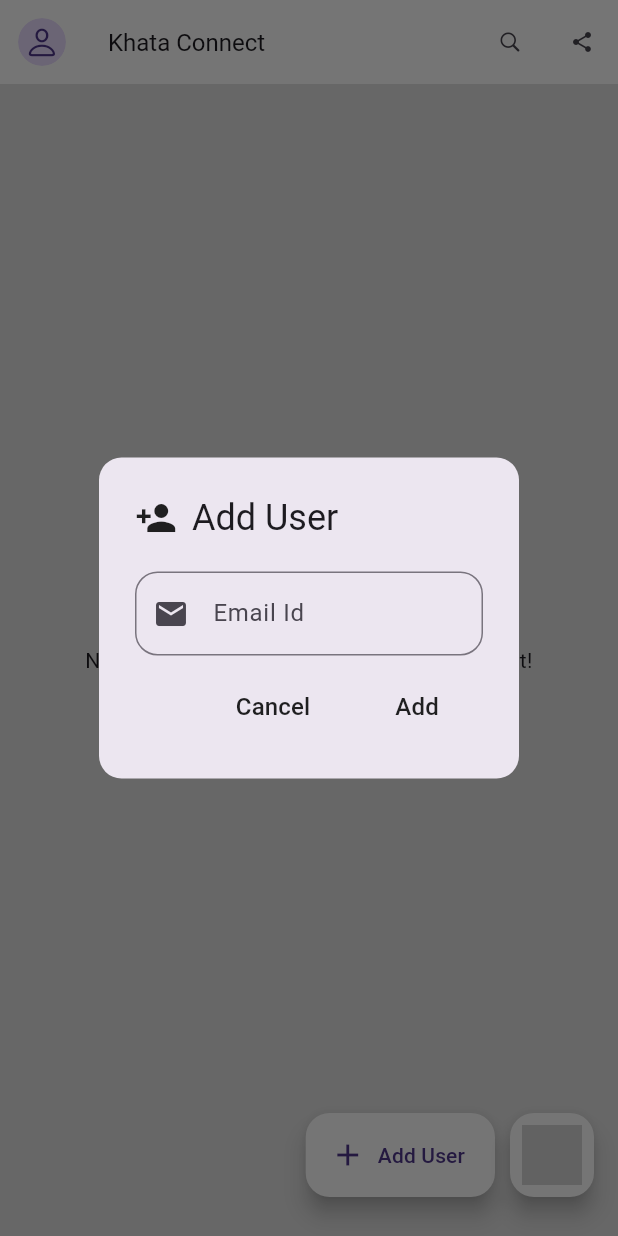
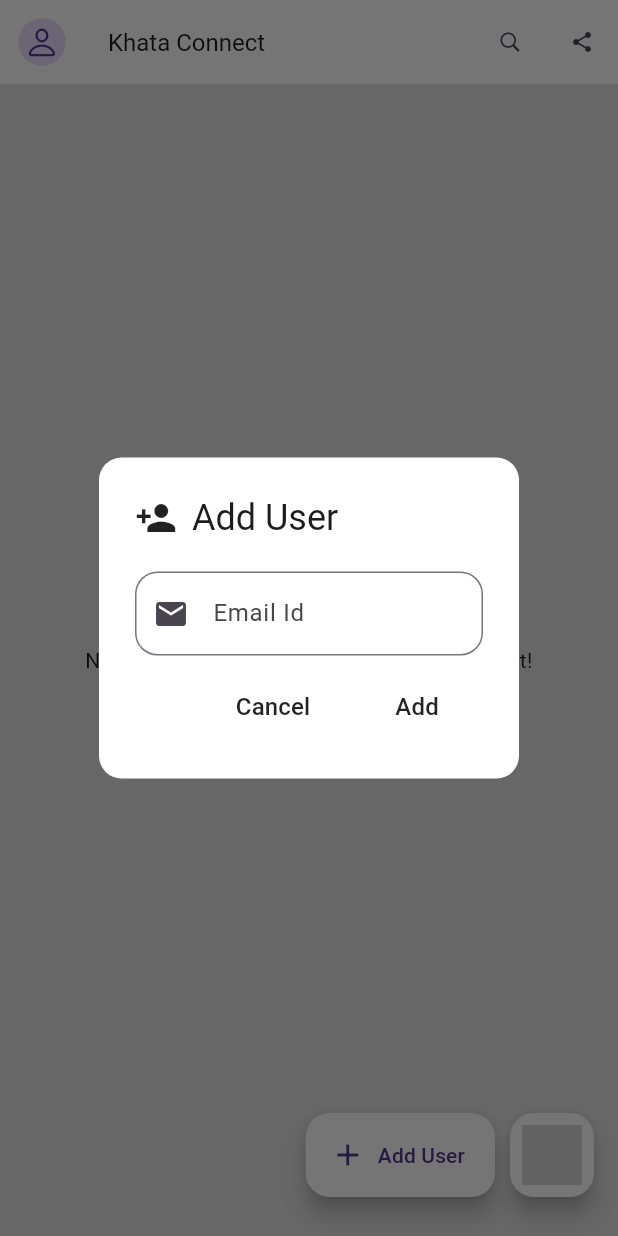
Before and after one commit to offfahad/khata-connect-chatting-app, a Flutter app: the MessageScreen screen opened directly, after a tap on "Add User", on a phone screen of 412 x 824 dp. Run offline on Flutter 3.47's test engine with Material 3 defaults, Android fonts, the light colour scheme and no system bars; drawn by our look-alikes of cached_network_image; our stand-ins replace cloud_firestore, emoji_picker_flutter, firebase_auth, firebase_core, firebase_messaging, firebase_storage and 9 more; missing offline and left inert: flutter_notification_channel, gallery_saver_updated; accounts and stored records are empty; network calls fail; key blocks and very long unbroken strings in the code were emptied for the run.

Commit message:
rebuild-fix

```diff
--- a/lib/onClould/commentCard.dart
+++ b/lib/onClould/commentCard.dart
@@ -178,12 +178,15 @@
 
   void _showBottomSheet(BuildContext context, bool isCurrentUser) {
     showModalBottomSheet(
+      backgroundColor: Colors.white,
       context: context,
       builder: (BuildContext context) {
         return SafeArea(
+
           child: Padding(
             padding: const EdgeInsets.all(8.0),
             child: Wrap(
+
               children: isCurrentUser
                   ? [
                       ListTile(
@@ -271,6 +274,7 @@
       context: context,
       builder: (BuildContext context) {
         return AlertDialog(
+          backgroundColor: Colors.white,
           title: const Text('Edit Comment'),
           content: TextField(
             controller: _controller,
--- a/lib/screens/messages/messages_screen.dart
+++ b/lib/screens/messages/messages_screen.dart
@@ -3,13 +3,13 @@
 import 'package:flutter/cupertino.dart';
 import 'package:flutter/material.dart';
 import 'package:flutter/services.dart';
+import 'package:flutter_notifications/main.dart';
 import 'package:lottie/lottie.dart';
 import 'package:provider/provider.dart';
 import 'package:share/share.dart';
 
 import '../../api/apis.dart';
 import '../../helpers/dialogs.dart';
-import '../../main.dart';
 import '../../models/chat_user.dart';
 import '../../providers/my_theme_provider.dart';
 import '../../widgets/chat_user_card.dart';
@@ -17,7 +17,7 @@
 import '../chatbot/ai_screen.dart';
 import '../userProfile/profile_screen.dart';
 
-//home screen -- where all available contacts are shown
+// Home screen where all available contacts are shown
 class MessageScreen extends StatefulWidget {
   const MessageScreen({super.key});
 
@@ -26,12 +26,12 @@
 }
 
 class _MessageScreenState extends State<MessageScreen> {
-  // for storing all users
+  // For storing all users
   List<ChatUser> _list = [];
 
-  // for storing searched items
+  // For storing searched items
   final List<ChatUser> _searchList = [];
-  // for storing search status
+  // For storing search status
   bool _isSearching = false;
 
   @override
@@ -39,9 +39,7 @@
     super.initState();
     APIs.getSelfInfo();
 
-    //for updating user active status according to lifecycle events
-    //resume -- active or online
-    //pause  -- inactive or offline
+    // Updating user active status according to lifecycle events
     SystemChannels.lifecycle.setMessageHandler((message) {
       log('Message: $message');
 
@@ -63,61 +61,31 @@
     final themeStatus = Provider.of<MyThemeProvider>(context);
 
     return GestureDetector(
-      //for hiding keyboard when a tap is detected on screen
-
-      onTap: FocusScope.of(context).unfocus,
-      child: PopScope(
-        // onWillPop: () {
-        //   if (_isSearching) {
-        //     setState(() {
-        //       _isSearching = !_isSearching;
-        //     });
-        //     return Future.value(false);
-        //   } else {
-        //     return Future.value(true);
-        //   }
-        // },
-
-        //if search is on & back button is pressed then close search
-        //or else simple close current screen on back button click
-        canPop: false,
-        onPopInvoked: (_) {
-          if (_isSearching) {
-            setState(() => _isSearching = !_isSearching);
-            return;
-          }
-
-          // some delay before pop
-          Future.delayed(
-              const Duration(milliseconds: 300), SystemNavigator.pop);
-        },
-
-        //
+      // For hiding keyboard when a tap is detected on screen
       child: Scaffold(
-          //app bar
+        // App bar
         appBar: AppBar(
-            //view profile
           leading: IconButton(
             tooltip: 'View Profile',
             onPressed: () {
               Navigator.push(
                 context,
                 MaterialPageRoute(
-                        builder: (_) => ProfileScreen(user: APIs.me)));
+                  builder: (_) => ProfileScreen(user: APIs.me),
+                ),
+              );
             },
             icon: const ProfileImage(size: 32),
           ),
-
-            //title
           title: _isSearching
               ? TextField(
                   decoration: const InputDecoration(
-                        border: InputBorder.none, hintText: 'Name, Email, ...'),
+                    border: InputBorder.none,
+                    hintText: 'Name, Email, ...',
+                  ),
                   autofocus: true,
                   style: const TextStyle(fontSize: 17, letterSpacing: 0.5),
-                    //when search text changes then updated search list
                   onChanged: (val) {
-                      //search logic
                     _searchList.clear();
 
                     val = val.toLowerCase();
@@ -128,7 +96,7 @@
                         _searchList.add(i);
                       }
                     }
-                      setState(() => _searchList);
+                    setState(() {});
                   },
                 )
               : const Text(
@@ -136,7 +104,6 @@
                   style: TextStyle(fontSize: 16),
                 ),
           actions: [
-              //search user button
             IconButton(
               tooltip: 'Search',
               onPressed: () => setState(() => _isSearching = !_isSearching),
@@ -145,17 +112,6 @@
                   : CupertinoIcons.search),
               iconSize: 16,
             ),
-
-              //add new user
-              // IconButton(
-              //   onPressed: () {
-              //     themeStatus.setTheme = !themeStatus.themeType;
-              //   },
-              //   icon: Icon(themeStatus.themeType
-              //       ? Icons.dark_mode_outlined
-              //       : Icons.light_mode_outlined),
-              //       iconSize: 16,
-              // ),
             IconButton(
               onPressed: () {
                 String message =
@@ -168,7 +124,7 @@
           ],
         ),
 
-          //floating button to add new user
+        // Floating button to add a new user
         floatingActionButton: Padding(
           padding: const EdgeInsets.only(bottom: 10),
           child: Row(
@@ -177,56 +133,46 @@
               FloatingActionButton.extended(
                 backgroundColor: Colors.white,
                 heroTag: null,
-                    //backgroundColor: const Color.fromARGB(255, 179, 35, 35),
-                    onPressed: () {
-                      //for showing progress dialog
-                      _addChatUserDialog();
-                    },
+                onPressed: _addChatUserDialog,
                 icon: const Icon(Icons.add),
-                    label: const Text('Add User')),
-                const SizedBox(
-                  width: 10,
+                label: const Text('Add User'),
               ),
+              const SizedBox(width: 10),
               FloatingActionButton(
                 backgroundColor: Colors.white,
                 onPressed: () {
-                      Navigator.push(context,
-                          MaterialPageRoute(builder: (_) => const AiScreen()));
+                  Navigator.push(
+                    context,
+                    MaterialPageRoute(builder: (_) => const AiScreen()),
+                  );
                 },
-                    child: Lottie.asset('assets/lottie/ai.json', width: 40)),
+                child: Lottie.asset('assets/lottie/ai.json', width: 40),
+              ),
             ],
           ),
         ),
 
-          //body
+        // Body
         body: StreamBuilder(
           stream: APIs.getMyUsersId(),
-
-            //get id of only known users
           builder: (context, snapshot) {
             switch (snapshot.connectionState) {
-                //if data is loading
               case ConnectionState.waiting:
               case ConnectionState.none:
                 return const Center(child: CircularProgressIndicator());
 
-                //if some or all data is loaded then show it
               case ConnectionState.active:
               case ConnectionState.done:
                 return StreamBuilder(
                   stream: APIs.getAllUsers(
-                        snapshot.data?.docs.map((e) => e.id).toList() ?? []),
-
-                    //get only those user, who's ids are provided
+                    snapshot.data?.docs.map((e) => e.id).toList() ?? [],
+                  ),
                   builder: (context, snapshot) {
                     switch (snapshot.connectionState) {
-                        //if data is loading
                       case ConnectionState.waiting:
                       case ConnectionState.none:
-                        // return const Center(
-                        //     child: CircularProgressIndicator());
+                        return const Center(child: CircularProgressIndicator());
 
-                        //if some or all data is loaded then show it
                       case ConnectionState.active:
                       case ConnectionState.done:
                         final data = snapshot.data?.docs;
@@ -246,8 +192,10 @@
                               return ChatUserCard(
                                 user: _isSearching
                                     ? _searchList[index]
-                                          : _list[index]);
-                                });
+                                    : _list[index],
+                              );
+                            },
+                          );
                         } else {
                           return const Center(
                             child: Padding(
@@ -267,30 +215,31 @@
           },
         ),
       ),
-      ),
     );
   }
 
+  // Separate method for adding a new chat user
   void _addChatUserDialog() {
     String email = '';
 
     showDialog(
       context: context,
       builder: (_) => AlertDialog(
-        contentPadding:
-            const EdgeInsets.only(left: 24, right: 24, top: 20, bottom: 10),
+        backgroundColor: Colors.white,
+        contentPadding: const EdgeInsets.only(
+          left: 24,
+          right: 24,
+          top: 20,
+          bottom: 10,
+        ),
         shape: const RoundedRectangleBorder(
-            borderRadius: BorderRadius.all(Radius.circular(15))),
+          borderRadius: BorderRadius.all(Radius.circular(15)),
+        ),
         title: const Row(
           children: [
-            Icon(
-              Icons.person_add,
-              size: 28,
-            ),
-            SizedBox(
-              width: 10,
-            ),
-            Text('Add User')
+            Icon(Icons.person_add, size: 28),
+            SizedBox(width: 10),
+            Text('Add User'),
           ],
         ),
         content: TextFormField(
@@ -298,32 +247,26 @@
           onChanged: (value) => email = value,
           decoration: const InputDecoration(
             hintText: 'Email Id',
-              prefixIcon: Icon(
-                Icons.email,
+            prefixIcon: Icon(Icons.email),
+            border: OutlineInputBorder(
+              borderRadius: BorderRadius.all(Radius.circular(15)),
             ),
-              border: OutlineInputBorder(
-                  borderRadius: BorderRadius.all(Radius.circular(15)))),
+          ),
         ),
         actions: [
-          //cancel button
           MaterialButton(
             onPressed: () {
-              //hide alert dialog
               Navigator.pop(context);
             },
             child: const Text(
               'Cancel',
-              style: TextStyle(
-                fontSize: 16,
+              style: TextStyle(fontSize: 16),
             ),
           ),
-          ),
-          //add button
           MaterialButton(
             onPressed: () async {
-              //hide alert dialog
               Navigator.pop(context);
-              String trimmedEmail = email.trim(); // Trim spaces
+              String trimmedEmail = email.trim();
               if (trimmedEmail.isNotEmpty) {
                 await APIs.addChatUser(trimmedEmail).then((value) {
                   if (!value) {
@@ -334,11 +277,9 @@
             },
             child: const Text(
               'Add',
-              style: TextStyle(
-                fontSize: 16,
+              style: TextStyle(fontSize: 16),
             ),
           ),
-          )
         ],
       ),
     );
```
Lines whose indentation alone changed are shown as unchanged.
